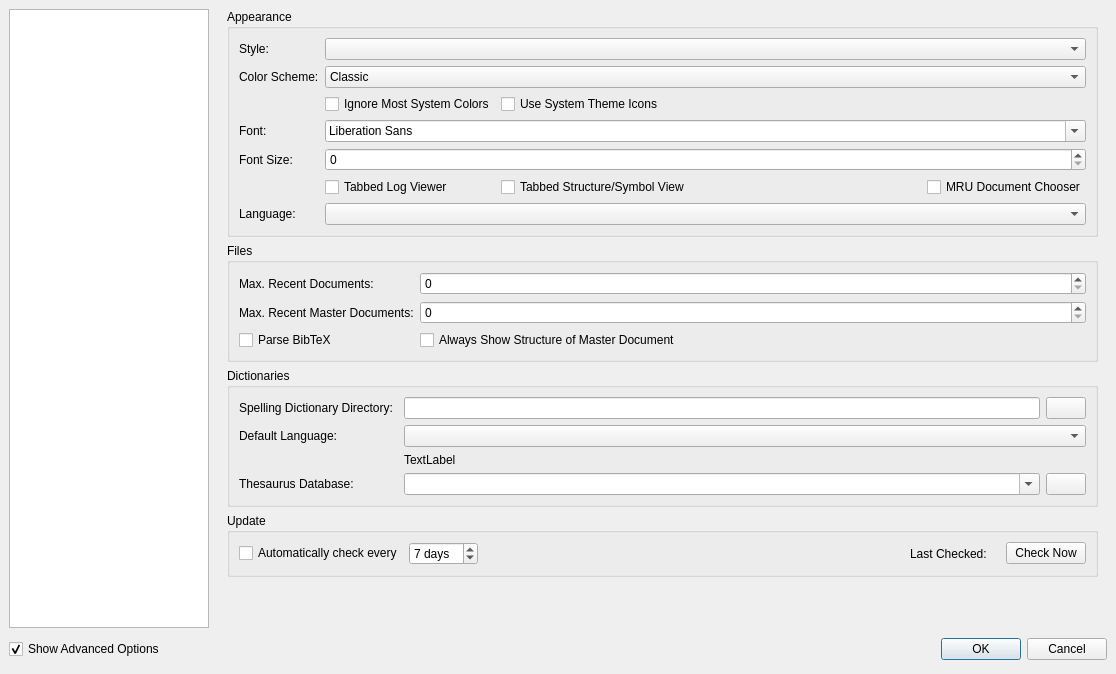
Above: configdialog.ui from svn2github/texstudio-trunk before the change. Below: the same form after it.
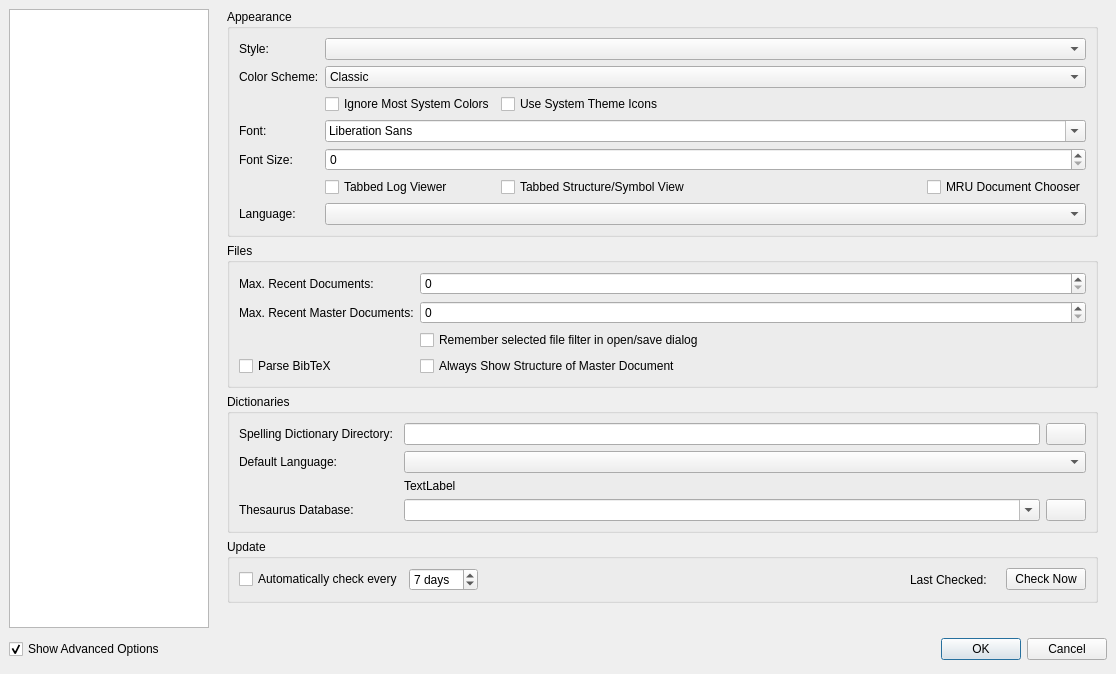
That is the form after the change. The open tabs and pages were chosen to show the change. Icons and pictures are not drawn.

Commit message: remember selected file filter after restart (with option)

Diff of the .ui file:
```diff
--- a/configdialog.ui
+++ b/configdialog.ui
@@ -89,8 +89,8 @@
            <rect>
             <x>0</x>
             <y>0</y>
-            <width>746</width>
-            <height>600</height>
+            <width>865</width>
+            <height>626</height>
            </rect>
           </property>
           <layout class="QVBoxLayout" name="verticalLayout">
@@ -351,14 +351,14 @@
                 </property>
                </widget>
               </item>
-              <item row="3" column="0">
+              <item row="4" column="0">
                <widget class="QCheckBox" name="checkBoxParseBibTeX">
                 <property name="text">
                  <string>Parse BibTeX</string>
                 </property>
                </widget>
               </item>
-              <item row="3" column="1">
+              <item row="4" column="1">
                <widget class="QCheckBox" name="checkBoxParseMaster">
                 <property name="text">
                  <string>Always Show Structure of Master Document</string>
@@ -368,6 +368,16 @@
                 </property>
                </widget>
               </item>
+              <item row="3" column="1">
+               <widget class="QCheckBox" name="checkBoxRememberFileFilter">
+                <property name="text">
+                 <string>Remember selected file filter in open/save dialog </string>
+                </property>
+                <property name="advancedOption" stdset="0">
+                 <bool>true</bool>
+                </property>
+               </widget>
+              </item>
              </layout>
             </widget>
            </item>
```
Left out of the diff: 6 changed lines with no effect on the pictures. The commit also changes 3 other files.
